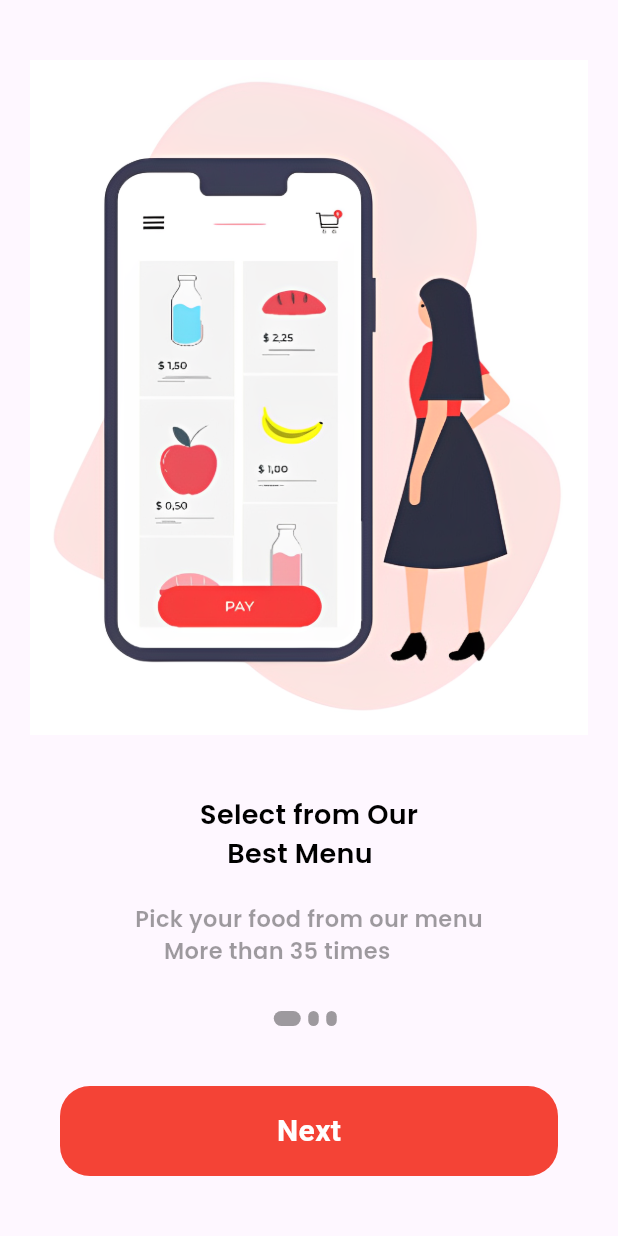
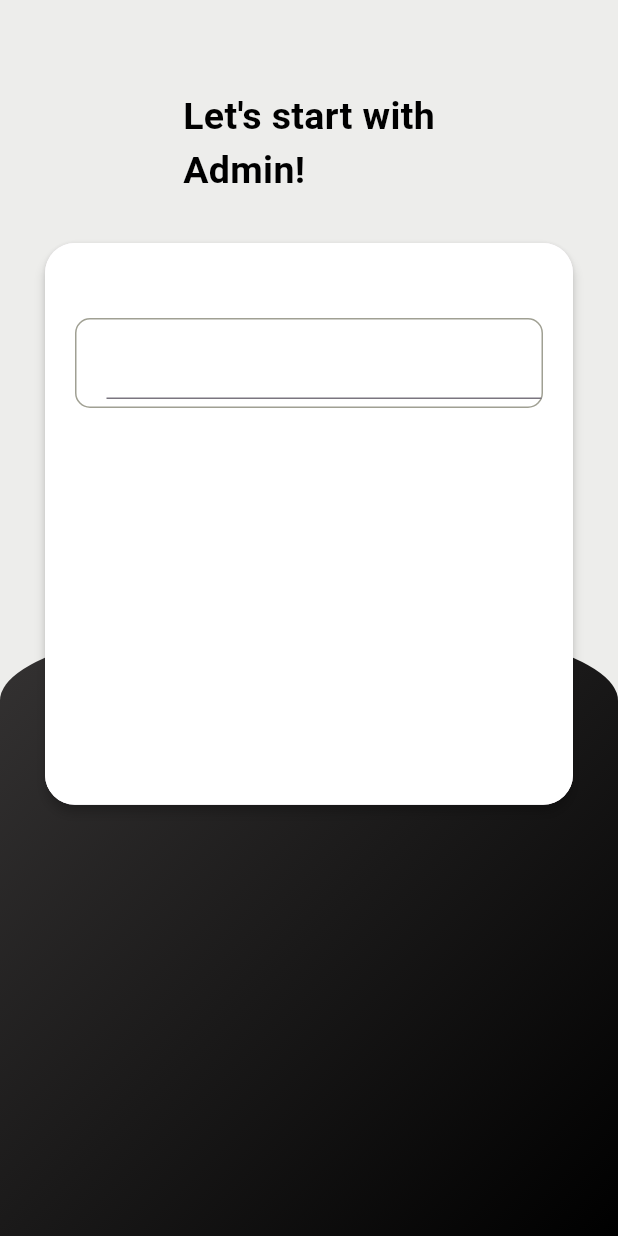
Before and after one commit to RabiusRaju/onlineGroceryShopeFlutter, a Flutter app: the screen it shows after launch, on a phone screen of 412 x 824 dp. Run offline on Flutter 3.47's test engine with Material 3 defaults, Android fonts, the phone set to English and light mode, and no system bars; our stand-ins replace cloud_firestore, curved_navigation_bar, firebase_auth, firebase_core, random_string, shared_preferences; missing offline and left inert: flutter_stripe; accounts and stored records are empty.

Commit message:
admin login wip

```diff
--- /dev/null
+++ b/lib/admin/admin_login.dart
@@ -0,0 +1,84 @@
+import 'package:flutter/material.dart';
+
+class AdminLogin extends StatefulWidget {
+  const AdminLogin({super.key});
+
+  @override
+  State<AdminLogin> createState() => _AdminLoginState();
+}
+
+class _AdminLoginState extends State<AdminLogin> {
+
+  final GlobalKey<FormState> _formKey = GlobalKey<FormState>();
+  TextEditingController usernameController = TextEditingController();
+
+
+  @override
+  Widget build(BuildContext context) {
+    return Scaffold(
+      backgroundColor: const Color(0xFFededeb),
+      body: Container(
+        child: Stack(
+          children: [
+            Container(
+              margin: EdgeInsets.only(top: MediaQuery.of(context).size.height / 2),
+              padding: const EdgeInsets.only(top: 45.0, left: 20.0, right: 20.0),
+              height: MediaQuery.of(context).size.height,
+              width: MediaQuery.of(context).size.width,
+              decoration: BoxDecoration(
+                  gradient: const LinearGradient(
+                      colors: [Color.fromARGB(255, 53, 51, 51), Colors.black],
+                      begin: Alignment.topLeft,
+                      end: Alignment.bottomRight),
+                  borderRadius: BorderRadius.vertical(
+                      top: Radius.elliptical(
+                          MediaQuery.of(context).size.width, 110.0))),
+            ),
+            Container(
+              margin: const EdgeInsets.only(left: 30.0, right: 30.0, top: 60.0),
+              child: Form(child: Column(
+                children: [
+                  const Text("Let's start with\nAdmin!", style: TextStyle(color: Colors.black, fontSize: 25.0, fontWeight: FontWeight.bold),),
+                  const SizedBox(height: 30.0,),
+                  Material(
+                    elevation: 3.0,
+                    borderRadius: BorderRadius.circular(20),
+                    child: Container(
+                      height: MediaQuery.of(context).size.height/2.2,
+                      decoration: BoxDecoration(
+                        color: Colors.white,
+                        borderRadius: BorderRadius.circular(20),
+                      ),
+                      child: Column(children: [
+                        const SizedBox(height: 50.0,),
+                        Container(
+                          padding: EdgeInsets.only(left: 20.0, top: 5.0, bottom: 5.0),
+                          margin: EdgeInsets.symmetric(horizontal: 20.0),
+                          decoration: BoxDecoration(
+                            border: Border.all(color: Color.fromARGB(255, 160, 160, 147)),
+                            borderRadius: BorderRadius.circular(10)
+                          ),
+                          child: Center(
+                            child: TextFormField(
+                              controller: usernameController,
+                              validator: (value){
+                                if(value==null || value.isEmpty){
+                                  return 'Please Enter User Name';
+                                }
+                              },
+                            ),
+                          ),
+                        )
+                      ],),
+                    ),
+                  )
+                ],
+              ),),
+
+            )
+          ],
+        ),
+      ),
+    );
+  }
+}
--- a/lib/main.dart
+++ b/lib/main.dart
@@ -9,7 +9,9 @@ import 'package:online_shop/pages/signup.dart';
 import 'package:online_shop/pages/wallet.dart';
 import 'package:online_shop/widget/app_constant.dart';
 
-void main() async{
+import 'admin/admin_login.dart';
+
+void main() async {
   WidgetsFlutterBinding.ensureInitialized();
   Stripe.publishableKey = publishableKey;
   await Firebase.initializeApp();
@@ -43,8 +45,8 @@ class MyApp extends StatelessWidget {
           colorScheme: ColorScheme.fromSeed(seedColor: Colors.deepPurple),
           useMaterial3: true,
         ),
-      home: const Onboard()
-    );
+        debugShowCheckedModeBanner: false,
+        home: const AdminLogin());
   }
 }
 
--- a/lib/service/shared_pref.dart
+++ b/lib/service/shared_pref.dart
@@ -1,6 +1,7 @@
 import 'package:shared_preferences/shared_preferences.dart';
 
 class SharedPreferenceHelper {
+
   static String userIdKey = "USERKEY";
   static String userNameKey = "USERNAMEKEY";
   static String userEmailKey = "USEREMAILKEY";
@@ -45,4 +46,5 @@ class SharedPreferenceHelper {
     SharedPreferences prefs = await SharedPreferences.getInstance();
     return prefs.getString(userIdKey);
   }
+
 }
```
Also changed, not shown: lib/pages/wallet.dart (+89 -4 lines), lib/service/database.dart (+9 -0 lines). Lines whose indentation alone changed are shown as unchanged.
